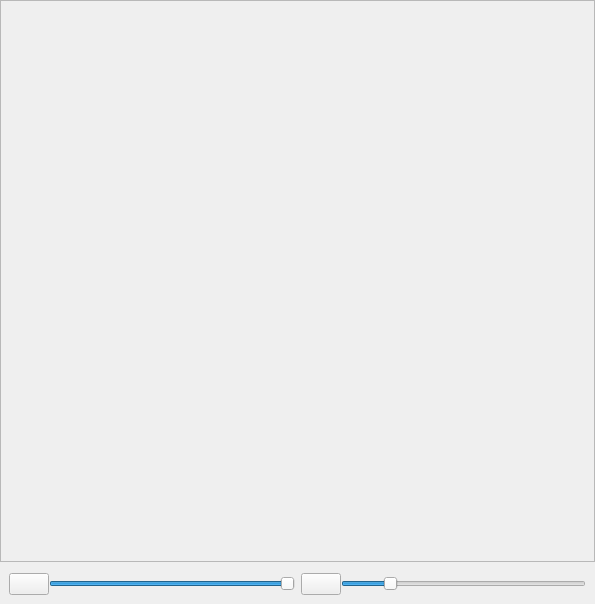
xiangCaO233/XPlayer, file devicemanager.ui: the form before one commit.
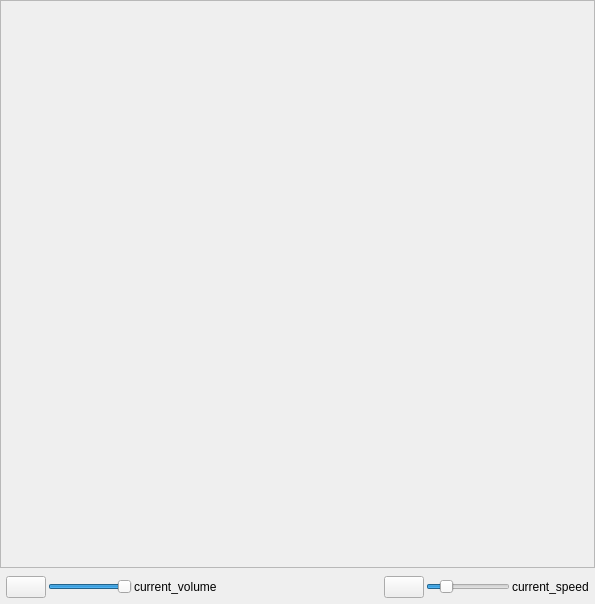
The form after the commit. Icons and pictures are not drawn.

Diff of the .ui file:
```diff
--- a/devicemanager.ui
+++ b/devicemanager.ui
@@ -40,7 +40,7 @@
         <x>0</x>
         <y>0</y>
         <width>593</width>
-        <height>552</height>
+        <height>558</height>
        </rect>
       </property>
      </widget>
@@ -49,11 +49,26 @@
    <item>
     <widget class="QWidget" name="device_control_box" native="true">
      <layout class="QHBoxLayout" name="horizontalLayout">
+      <property name="spacing">
+       <number>6</number>
+      </property>
+      <property name="leftMargin">
+       <number>6</number>
+      </property>
+      <property name="topMargin">
+       <number>6</number>
+      </property>
+      <property name="rightMargin">
+       <number>6</number>
+      </property>
+      <property name="bottomMargin">
+       <number>6</number>
+      </property>
       <item>
        <widget class="QWidget" name="device_volume_controller" native="true">
         <layout class="QHBoxLayout" name="horizontalLayout_2">
          <property name="spacing">
-          <number>0</number>
+          <number>2</number>
          </property>
          <property name="leftMargin">
           <number>0</number>
@@ -142,16 +157,36 @@
            </property>
           </widget>
          </item>
+         <item>
+          <widget class="QLabel" name="current_volume_label">
+           <property name="text">
+            <string>current_volume</string>
+           </property>
+          </widget>
+         </item>
         </layout>
         <zorder>volume_slider</zorder>
         <zorder>mute_button</zorder>
        </widget>
       </item>
+      <item>
+       <spacer name="horizontalSpacer">
+        <property name="orientation">
+         <enum>Qt::Horizontal</enum>
+        </property>
+        <property name="sizeHint" stdset="0">
+         <size>
+          <width>40</width>
+          <height>20</height>
+         </size>
+        </property>
+       </spacer>
+      </item>
       <item>
        <widget class="QWidget" name="device_speed_controller" native="true">
         <layout class="QHBoxLayout" name="horizontalLayout_3">
          <property name="spacing">
-          <number>0</number>
+          <number>2</number>
          </property>
          <property name="leftMargin">
           <number>0</number>
@@ -243,6 +278,13 @@
            </property>
           </widget>
          </item>
+         <item>
+          <widget class="QLabel" name="current_speed_label">
+           <property name="text">
+            <string>current_speed</string>
+           </property>
+          </widget>
+         </item>
         </layout>
        </widget>
       </item>
```
Left out of the diff: 1 changed line with no effect on the pictures.
